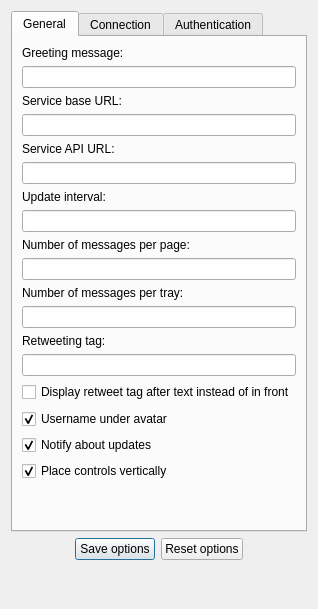
asolfre/qwit, file src/OptionsDialog.ui: the form before one commit.
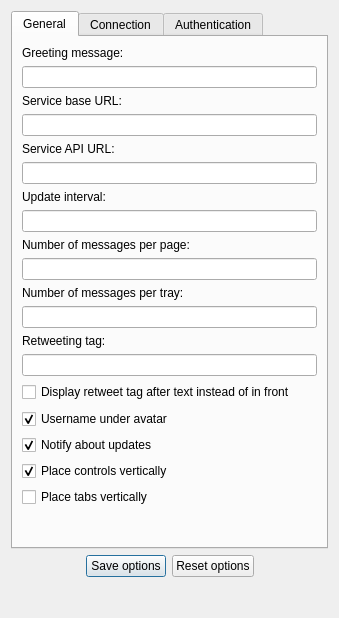
The form after the commit.

Commit message: Tabs position now configurable

Patch:
```diff
--- a/src/OptionsDialog.ui
+++ b/src/OptionsDialog.ui
@@ -5,8 +5,8 @@
    <rect>
     <x>0</x>
     <y>0</y>
-    <width>293</width>
-    <height>609</height>
+    <width>339</width>
+    <height>618</height>
    </rect>
   </property>
   <property name="windowTitle" >
@@ -162,6 +162,13 @@
              </property>
             </widget>
            </item>
+           <item>
+            <widget class="QCheckBox" name="placeTabsVerticallyCheckBox" >
+             <property name="text" >
+              <string>Place tabs vertically</string>
+             </property>
+            </widget>
+           </item>
           </layout>
          </item>
          <item row="1" column="0" >
```
The commit also changes 2 other files.
